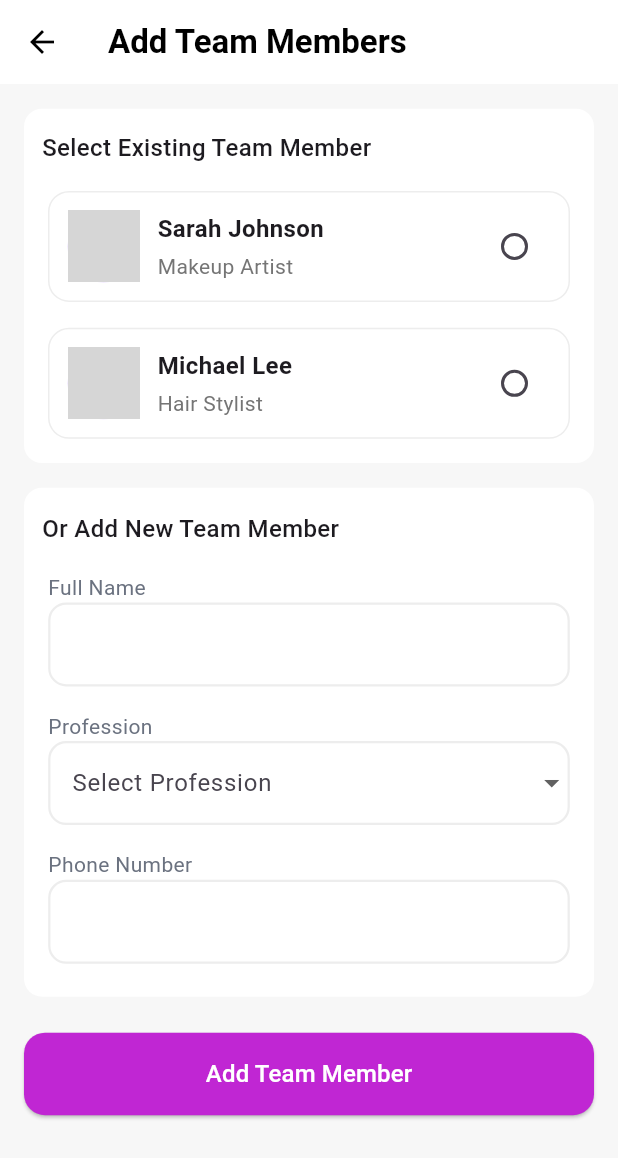
After one commit to Chinmayverma1602/1glam, a Flutter app: the AddTeamMembersPage screen opened directly, on a phone screen of 412 x 824 dp. The commit adds this screen. Shown: the top 1158 px of the screen. Run offline on Flutter 3.47's test engine with Material 3 defaults, Android fonts, the phone set to English and light mode, and no system bars; our stand-ins replace cloud_firestore, dropdown_textfield, firebase_auth, firebase_core, flutter_svg, font_awesome_flutter and 11 more; missing offline and left inert: flutter_facebook_auth, switcher_button; accounts and stored records are empty; network calls fail; project files that could hold a hidden picture were left out; grey boxes are pictures that could not be loaded.

Commit message:
Add Team Members Page Added

```diff
--- a/lib/constants/AppColors.dart
+++ b/lib/constants/AppColors.dart
@@ -21,5 +21,7 @@ class AppColors {
   static const Color proposalButtonColor = Color(0xFFDCFCE7);
   static const Color qualifiedLeadTextColor = Color(0xFF1D4ED8);
   static const Color qualifiedButtonColor = Color(0xFFDBEAFE);
+  static const Color borderTextField = Color.fromARGB(167, 227, 227, 227)
+;
 
 }
--- a/lib/main.dart
+++ b/lib/main.dart
@@ -14,6 +14,7 @@ import 'package:glam1/screens/ShowInvoicePage.dart';
 import 'package:glam1/screens/TeamManagement.dart';
 import 'package:glam1/screens/TravellingInfo.dart';
 import 'package:glam1/screens/PreviewPage.dart';
+import 'package:glam1/services/leads_services.dart';
 import 'package:shared_preferences/shared_preferences.dart';
 import 'package:glam1/screens/AboutMePage.dart';
 import 'package:glam1/screens/AddServicesPage.dart';
@@ -53,7 +54,7 @@ class MyApp extends StatelessWidget {
       debugShowCheckedModeBanner: false,
       initialRoute: initialRoute,
       getPages: [
-        GetPage(name: '/home', page: () => const HomePage()),
+        GetPage(name: '/home', page: () => HomePage(lead: sampleLeads,)),
         GetPage(name: '/leads', page: () => const LeadsPage()),
         // GetPage(name: '/settings', page: () => const HomePage()),
         GetPage(name: '/about', page: () => const AboutMePage()),
--- /dev/null
+++ b/lib/screens/AddTeamMembersPage.dart
@@ -0,0 +1,74 @@
+import 'package:flutter/material.dart';
+import 'package:glam1/constants/AppColors.dart';
+import 'package:glam1/widgets/OrAddNewTeamMember.dart';
+import 'package:glam1/widgets/SelectExistingTeamMember.dart';
+
+class AddTeamMembersPage extends StatelessWidget {
+  const AddTeamMembersPage({super.key});
+
+  @override
+  Widget build(BuildContext context) {
+    return Scaffold(
+        backgroundColor: const Color.fromARGB(255, 247, 247, 247),
+
+        // appbar
+        appBar: AppBar(
+          backgroundColor: Colors.white,
+          elevation: 0,
+          leading: IconButton(
+            icon: const Icon(Icons.arrow_back, color: Colors.black),
+            onPressed: () => Navigator.pop(context),
+          ),
+          title: const Text('Add Team Members',
+              style:
+                  TextStyle(color: Colors.black, fontWeight: FontWeight.bold)),
+        ),
+
+        body: SingleChildScrollView(
+          child: Column(
+            crossAxisAlignment: CrossAxisAlignment.start,
+            children: [
+              SizedBox(
+                height: MediaQuery.of(context).size.height * 0.02,
+              ),
+
+              // Select Existing Team Member
+              SelectExistingTeamMember(),
+
+              SizedBox(
+                height: MediaQuery.of(context).size.height * 0.02,
+              ),
+
+              // Add New Team Member
+              OrAddNewTeamMember(),
+
+              SizedBox(height: 24),
+
+              // Add Team Member Button
+              Padding(
+                padding: const EdgeInsets.symmetric(horizontal: 16),
+                child: SizedBox(
+                  width: double.infinity,
+                  height: 55,
+                  child: ElevatedButton(
+                    style: ElevatedButton.styleFrom(
+                      backgroundColor: AppColors.primary,
+                      shape: RoundedRectangleBorder(
+                        borderRadius: BorderRadius.circular(14),
+                      ),
+                    ),
+                    onPressed: () {
+                      // Do your action
+                    },
+                    child: Text(
+                      "Add Team Member",
+                      style: TextStyle(color: Colors.white, fontSize: 16),
+                    ),
+                  ),
+                ),
+              )
+            ],
+          ),
+        ));
+  }
+}
--- a/lib/screens/HomePage.dart
+++ b/lib/screens/HomePage.dart
@@ -1,6 +1,7 @@
 import 'package:flutter/material.dart';
 import 'package:font_awesome_flutter/font_awesome_flutter.dart';
 import 'package:glam1/constants/AppColors.dart';
+import 'package:glam1/services/leads_services.dart';
 import 'package:glam1/widgets/BottomNavBar.dart';
 import 'package:glam1/widgets/CustomButton3.dart';
 import 'package:glam1/widgets/CustomHomeServicesButton.dart';
@@ -11,7 +12,9 @@ import 'package:glam1/widgets/CustomTitle.dart';
 import 'package:url_launcher/url_launcher.dart';
 
 class HomePage extends StatefulWidget {
-  const HomePage({Key? key}) : super(key: key);
+  final dynamic lead;
+
+  const HomePage({Key? key, required this.lead}) : super(key: key);
 
   @override
   State<HomePage> createState() => _HomePageState();
@@ -19,6 +22,32 @@ class HomePage extends StatefulWidget {
 
 class _HomePageState extends State<HomePage> {
   int _selectedIndex = 0;
+
+  int _totalBooking=0;
+  int _totalProposalSent=0;
+  int _totalInquiryRecieved=0;
+
+  @override
+  void initState() {
+    super.initState();
+    _countStatusTypes();
+  }
+
+  void _countStatusTypes() {
+    for (var lead in sampleLeads) {
+      final status = lead.data.leadStatus;
+
+      if (status == 'Inquiry Received') {
+        _totalInquiryRecieved++;
+      } else if (status == 'Consultation Scheduled' || status == 'Follow-up Required') {
+        _totalProposalSent++;
+      } else if (status == 'Pending Payment' || status == 'Confirmed') {
+        _totalBooking++;
+      }
+    }
+  }
+
+
 
   void _onItemTapped(int index) {
     if (index == _selectedIndex) return;
@@ -259,21 +288,21 @@ class _HomePageState extends State<HomePage> {
                     children: [
                       CustomStatsButton(
                         label: "Inquiry Received",
-                        stats: "12",
+                        stats: _totalInquiryRecieved.toString(),
                         textColor: AppColors.primary,
                         labelColor: Colors.grey,
                       ),
                       const SizedBox(width: 16),
                       CustomStatsButton(
                         label: "Proposal Sent",
-                        stats: "8",
+                        stats: _totalProposalSent.toString(),
                         textColor: AppColors.primary,
                         labelColor: Colors.grey,
                       ),
                       const SizedBox(width: 16),
                       CustomStatsButton(
                         label: "Booked",
-                        stats: "5",
+                        stats: _totalBooking.toString(),
                         textColor: AppColors.primary,
                         labelColor: Colors.grey,
                       ),
--- a/lib/screens/TeamManagement.dart
+++ b/lib/screens/TeamManagement.dart
@@ -1,4 +1,6 @@
 import 'package:flutter/material.dart';
+import 'package:get/get.dart';
+import 'package:glam1/screens/AddTeamMembersPage.dart';
 
 class TeamMembersScreen extends StatelessWidget {
   const TeamMembersScreen({Key? key}) : super(key: key);
@@ -19,7 +21,9 @@ class TeamMembersScreen extends StatelessWidget {
         actions: [
           IconButton(
             icon: const Icon(Icons.add, color: Colors.purple),
-            onPressed: () {},
+            onPressed: () {
+              Get.to(() => AddTeamMembersPage());
+            },
           ),
         ],
       ),
--- a/lib/widgets/CustomHeader.dart
+++ b/lib/widgets/CustomHeader.dart
@@ -1,6 +1,7 @@
 import 'package:flutter/material.dart';
 import 'package:glam1/constants/AppColors.dart';
 import 'package:glam1/screens/HomePage.dart';
+import 'package:glam1/services/leads_services.dart';
 import 'package:google_fonts/google_fonts.dart';
 
 class CustomHeader extends StatelessWidget {
@@ -23,7 +24,7 @@ class CustomHeader extends StatelessWidget {
           GestureDetector(
               onTap: () {
                 Navigator.push(context,
-                    MaterialPageRoute(builder: (context) => HomePage()));
+                    MaterialPageRoute(builder: (context) => HomePage(lead: sampleLeads,)));
               },
               child: Text(
                 "Skip",
--- a/lib/widgets/CustomHeaderLeadsPage.dart
+++ b/lib/widgets/CustomHeaderLeadsPage.dart
@@ -1,6 +1,7 @@
 import 'package:flutter/material.dart';
 import 'package:glam1/constants/AppColors.dart';
 import 'package:glam1/screens/HomePage.dart';
+import 'package:glam1/services/leads_services.dart';
 import 'package:google_fonts/google_fonts.dart';
 
 class CustomHeaderLeadsPage extends StatelessWidget {
@@ -21,7 +22,7 @@ class CustomHeaderLeadsPage extends StatelessWidget {
           GestureDetector(
               onTap: () {
                 Navigator.push(context,
-                    MaterialPageRoute(builder: (context) => HomePage()));
+                    MaterialPageRoute(builder: (context) => HomePage(lead: sampleLeads,)));
               },
               child: Row(
                 mainAxisAlignment: MainAxisAlignment.start,
--- /dev/null
+++ b/lib/widgets/OrAddNewTeamMember.dart
@@ -0,0 +1,130 @@
+import 'package:flutter/material.dart';
+import 'package:glam1/constants/AppColors.dart';
+
+class OrAddNewTeamMember extends StatelessWidget {
+  const OrAddNewTeamMember({
+    super.key,
+  });
+
+  @override
+  Widget build(BuildContext context) {
+    return Container(
+      margin: EdgeInsets.symmetric(horizontal: 16),
+      padding: EdgeInsets.all(12),
+      decoration: BoxDecoration(
+        borderRadius: BorderRadius.circular(12),
+        color: Colors.white,
+      ),
+      child: Column(
+        children: [
+          SizedBox(height: MediaQuery.of(context).size.height * 0.005),
+
+          Align(
+            alignment: Alignment.centerLeft,
+            child: Text(
+              "Or Add New Team Member",
+              style: TextStyle(fontSize: 16, fontWeight: FontWeight.w500),
+            ),
+          ),
+          SizedBox(height: MediaQuery.of(context).size.height * 0.021),
+
+          // full name field
+          Container(
+            margin: EdgeInsets.symmetric(
+                horizontal: MediaQuery.of(context).size.width * 0.01),
+            child: Column(
+              children: [
+                Align(
+                  alignment: Alignment.topLeft,
+                  child: Text('Full Name', style: TextStyle(color: AppColors.secondaryText),),
+                ),
+                TextField(
+                    decoration: InputDecoration(
+                  enabledBorder: OutlineInputBorder(
+                    borderRadius: BorderRadius.circular(12),
+                    borderSide: BorderSide(
+                        color: AppColors.borderTextField, width: 1.5),
+                  ),
+                  focusedBorder: OutlineInputBorder(
+                    borderRadius: BorderRadius.circular(12),
+                    borderSide: BorderSide(
+                        color: AppColors.borderTextField, width: 1.5),
+                  ),
+                )),
+              ],
+            ),
+          ),
+
+          SizedBox(height: MediaQuery.of(context).size.height * 0.020),
+
+          // profession field
+          Container(
+            margin: EdgeInsets.symmetric(
+                horizontal: MediaQuery.of(context).size.width * 0.01),
+            child: Column(
+              children: [
+                Align(
+                  alignment: Alignment.topLeft,
+                  child: Text('Profession', style: TextStyle(color: AppColors.secondaryText),),
+                ),
+                DropdownButtonFormField<String>(
+                  dropdownColor: AppColors.light,
+                  decoration: InputDecoration(
+                    labelText: "Select Profession",
+                    enabledBorder: OutlineInputBorder(
+                      borderRadius: BorderRadius.circular(12),
+                      borderSide:
+                          BorderSide(color: AppColors.borderTextField, width: 1.5),
+                    ),
+                    focusedBorder: OutlineInputBorder(
+                      borderRadius: BorderRadius.circular(12),
+                      borderSide:
+                          BorderSide(color: AppColors.borderTextField, width: 1.5),
+                    ),
+                  ),
+                  items: ["Makeup Artist", "Hair Stylist"]
+                      .map((e) => DropdownMenuItem(value: e, child: Text(e)))
+                      .toList(),
+                  onChanged: (val) {},
+                ),
+              ],
+            ),
+          ),
+
+          SizedBox(height: MediaQuery.of(context).size.height * 0.020),
+
+          // phone number field
+          Container(
+            margin: EdgeInsets.symmetric(
+                horizontal: MediaQuery.of(context).size.width * 0.01),
+            child: Column(
+              children: [
+                 Align(
+                  alignment: Alignment.topLeft,
+                  child: Text('Phone Number', style: TextStyle(color: AppColors.secondaryText),),
+                ),
+                TextField(
+                  decoration: InputDecoration(
+                    enabledBorder: OutlineInputBorder(
+                      borderRadius: BorderRadius.circular(12),
+                      borderSide:
+                          BorderSide(color: AppColors.borderTextField, width: 1.5),
+                    ),
+                    focusedBorder: OutlineInputBorder(
+                      borderRadius: BorderRadius.circular(12),
+                      borderSide:
+                          BorderSide(color: AppColors.borderTextField, width: 1.5),
+                    ),
+                  ),
+                  keyboardType: TextInputType.phone,
+                ),
+                 SizedBox(height: MediaQuery.of(context).size.height * 0.012),
+
+              ],
+            ),
+          ),
+        ],
+      ),
+    );
+  }
+}
--- /dev/null
+++ b/lib/widgets/SelectExistingTeamMember.dart
@@ -0,0 +1,90 @@
+import 'package:flutter/material.dart';
+import 'package:glam1/constants/AppColors.dart';
+
+class SelectExistingTeamMember extends StatelessWidget {
+  const SelectExistingTeamMember({
+    super.key,
+  });
+
+  @override
+  Widget build(BuildContext context) {
+    return Container(
+      margin: EdgeInsets.symmetric(horizontal: 16),
+      padding: EdgeInsets.all(12),
+      decoration: BoxDecoration(
+        borderRadius: BorderRadius.circular(12),
+        color: Colors.white,
+      ),
+      child: Column(
+        children: [
+          SizedBox(height: MediaQuery.of(context).size.height * 0.003),
+          Align(
+            alignment: Alignment.centerLeft,
+            child: Text(
+              "Select Existing Team Member",
+              style: TextStyle(
+                  fontSize: 16, fontWeight: FontWeight.w500),
+            ),
+          ),
+          SizedBox(
+              height: MediaQuery.of(context).size.height * 0.021),
+          _teamMemberTile(
+              "Sarah Johnson", "Makeup Artist", "https://randomuser.me/api/portraits/women/44.jpg"),
+          SizedBox(
+              height: MediaQuery.of(context).size.height * 0.021),
+          _teamMemberTile(
+              "Michael Lee", "Hair Stylist", "https://randomuser.me/api/portraits/men/32.jpg"),
+          SizedBox(height: MediaQuery.of(context).size.height * 0.005),
+
+        ],
+      ),
+    );
+  }
+}
+
+Widget _teamMemberTile(String name, String role, String imageUrl) {
+  return Container(
+    margin: EdgeInsets.symmetric(horizontal: 4),
+    padding: EdgeInsets.all(12),
+    decoration: BoxDecoration(
+      borderRadius: BorderRadius.circular(14),
+      border: Border.all(
+        color: AppColors.borderTextField,
+        width: 1,
+      ),
+    ),
+    child: Row(
+      children: [
+        CircleAvatar(backgroundImage: NetworkImage(imageUrl), radius: 24),
+        SizedBox(width: 12),
+        Expanded(
+          child: Column(
+            crossAxisAlignment: CrossAxisAlignment.start,
+            children: [
+              Text(
+                  name,
+                  style: const TextStyle(
+                    fontWeight: FontWeight.bold,
+                    fontSize: 16,
+                  ),
+                ),
+                const SizedBox(height: 4),
+                Text(
+                  role,
+                  style: TextStyle(
+                    color: Colors.grey[600],
+                    fontSize: 14,
+                  ),
+                ),
+            ],
+          ),
+        ),
+        Radio(
+          value: name,
+          groupValue: "", // your selected logic here
+          onChanged: (val) {},
+        )
+      ],
+    ),
+  );
+}
```
Also changed, not shown: 4 other files.
